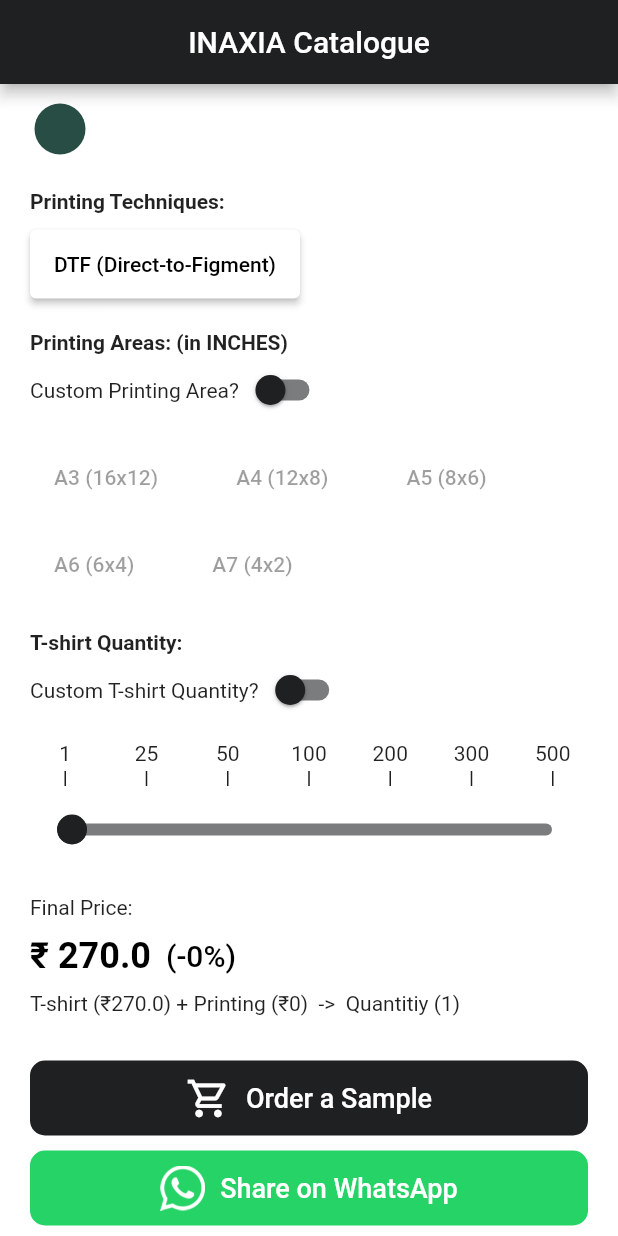
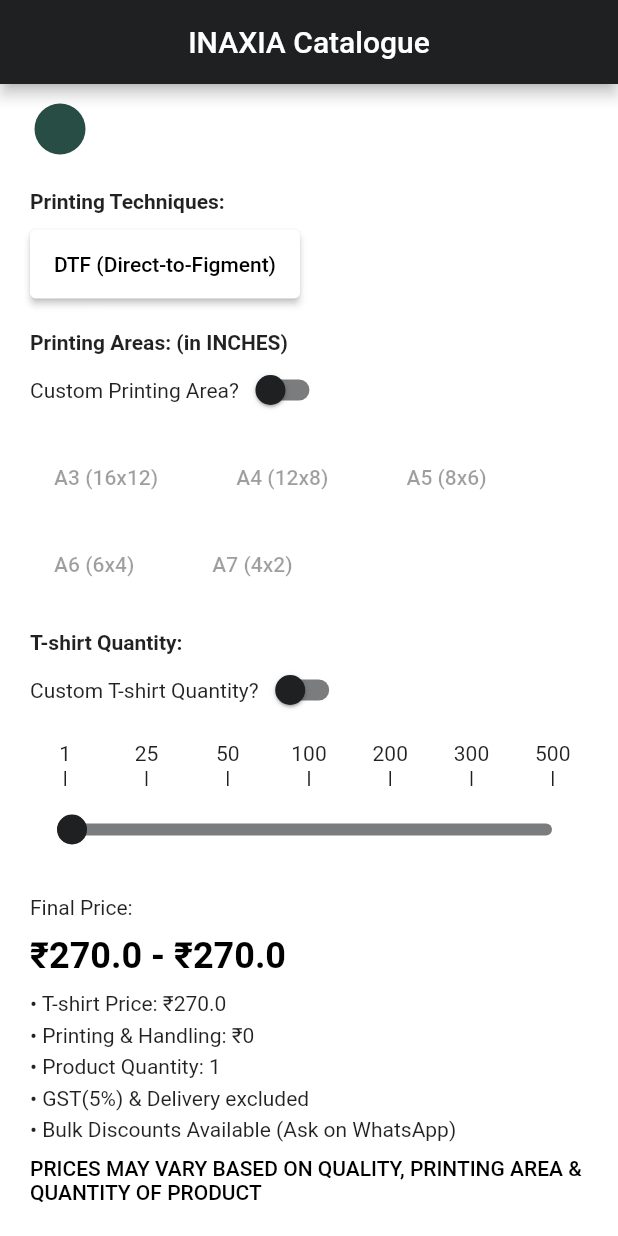
Before and after one commit to littleironical/Inaxia-web-dashboard, a Flutter app: the screen it shows after launch, scrolled down 1032 dp, on a phone screen of 412 x 824 dp. Run offline on Flutter 3.47's test engine with Material 2 defaults, Android fonts, the light colour scheme and no system bars; our stand-ins replace shimmer; network calls fail.

Commit message:
Price range instead of discounted price

```diff
--- a/lib/home/home_view.dart
+++ b/lib/home/home_view.dart
@@ -77,10 +77,10 @@
 
   // FINAL PRICING
   late double _tshirtPrice;
-  late int _printingPrice;
-  late double _totalCost;
-  int _discountValue = 0;
-  late double _finalDiscountedPrice;
+  late int _printingPriceMinimum;
+  late int _printingPriceMaximum;
+  late double _finalPriceMinimum;
+  late double _finalPriceMaximum;
 
   // INITIALIZING ALL DATA
   @override
@@ -357,7 +357,7 @@
     return Center(
       child: SizedBox(
         width: double.infinity,
-        height: AppWidgetHeightManager.sh1800,
+        height: AppWidgetHeightManager.sh2100,
         child: Column(
           mainAxisAlignment: MainAxisAlignment.start,
           crossAxisAlignment: CrossAxisAlignment.start,
@@ -668,7 +668,6 @@
           // ORDER A SAMPLE BUTTON
           _heightSpacing(AppPaddingManager.p10),
           _orderASample(),
-          // _heightSpacing(AppPaddingManager.p10),
 
           // SHARE ON WHATSAPP BUTTON
           _heightSpacing(AppPaddingManager.p10),
@@ -913,6 +912,8 @@
                 _selectedPrintingTechniquesIndex = index;
                 _selectedPrintingArea = null;
                 _selectedPrintingAreaIndex = null;
+                _printingAreaHeight = AppValueManager.v0;
+                _printingAreaWidth = AppValueManager.v0;
               });
             },
             style: ElevatedButton.styleFrom(
@@ -1228,13 +1229,24 @@
     int sizePrice = AppValueManager.v0;
     sizePrice = _setSizePrice();
     _setPrintingPrice();
-    _printingPrice = _printingAreaHeight * _printingAreaWidth;
-
-    _discountValue = _setDiscountValue();
-    _totalCost = (_tshirtPrice + sizePrice + _printingPrice) *
-        (_tshirtQuantityValue.toInt());
-    _finalDiscountedPrice =
-        _totalCost - (_totalCost * _discountValue / AppValueManager.v100);
+    const int pressingChargeMinimum = AppValueManager.v10;
+    const int pressingChargeMaximum = AppValueManager.v40;
+    _printingPriceMinimum = (_printingAreaHeight > AppValueManager.v0 &&
+            _printingAreaWidth > AppValueManager.v0)
+        ? (_printingAreaHeight * _printingAreaWidth) +
+            pressingChargeMinimum +
+            30
+        : AppValueManager.v0;
+    _printingPriceMaximum = (_printingAreaHeight > AppValueManager.v0 &&
+            _printingAreaWidth > AppValueManager.v0)
+        ? (_printingAreaHeight * _printingAreaWidth) +
+            pressingChargeMaximum +
+            100
+        : AppValueManager.v0;
+    _finalPriceMinimum = (_tshirtPrice + sizePrice + _printingPriceMinimum) *
+        _tshirtQuantityValue;
+    _finalPriceMaximum = (_tshirtPrice + sizePrice + _printingPriceMaximum) *
+        _tshirtQuantityValue;
 
     return Column(
       crossAxisAlignment: CrossAxisAlignment.start,
@@ -1244,35 +1256,44 @@
           crossAxisAlignment: CrossAxisAlignment.center,
           children: [
             Text(
-              '${StringsManager.pricingCurrency} $_finalDiscountedPrice',
+              '${StringsManager.pricingCurrency}$_finalPriceMinimum',
               style: boldTextStyleManager(
                 color: ColorsManager.black,
                 fontSize: FontSizeManager.f24,
               ),
             ),
-            const SizedBox(width: AppWidgetWidthManager.sw10),
-            (_discountValue == AppValueManager.v0)
-                ? const SizedBox()
-                : Text(
-                    '$_totalCost ',
-                    style: const TextStyle(
-                      decoration: TextDecoration.lineThrough,
-                      color: ColorsManager.black,
-                      fontSize: FontSizeManager.f20,
-                    ),
-                  ),
             Text(
-              '(-$_discountValue%)',
-              style: mediumTextStyleManager(
+              ' - ${StringsManager.pricingCurrency}$_finalPriceMaximum',
+              style: boldTextStyleManager(
                 color: ColorsManager.black,
-                fontSize: FontSizeManager.f20,
+                fontSize: FontSizeManager.f24,
               ),
             ),
           ],
         ),
         const SizedBox(height: AppWidgetHeightManager.sh10),
         Text(
-            'T-shirt (${StringsManager.pricingCurrency}${_tshirtPrice + sizePrice}) + Printing (${StringsManager.pricingCurrency}$_printingPrice)  ->  Quantitiy (${_tshirtQuantityValue.toInt()})'),
+            '• T-shirt Price: ${StringsManager.pricingCurrency}${_tshirtPrice + sizePrice}'),
+        const SizedBox(height: AppWidgetHeightManager.sh5),
+        (_printingAreaHeight > AppValueManager.v0 &&
+                _printingAreaWidth > AppValueManager.v0)
+            ? Text(
+                '• Printing & Handling: ${StringsManager.pricingCurrency}$_printingPriceMinimum - ${StringsManager.pricingCurrency}$_printingPriceMaximum')
+            : const Text('• Printing & Handling: ₹${AppValueManager.v0}'),
+        const SizedBox(height: AppWidgetHeightManager.sh5),
+        Text('• Product Quantity: ${_tshirtQuantityValue.toInt()}'),
+        const SizedBox(height: AppWidgetHeightManager.sh5),
+        const Text(StringsManager.warningPricesNotIncluded),
+        const SizedBox(height: AppWidgetHeightManager.sh5),
+        const Text(StringsManager.warningBulkDiscounts),
+        const SizedBox(height: AppWidgetHeightManager.sh10),
+        Text(
+          StringsManager.warningPricesMayVary,
+          style: mediumTextStyleManager(
+            color: ColorsManager.black,
+            fontSize: FontSizeManager.f14,
+          ),
+        ),
       ],
     );
   }
@@ -1325,30 +1346,30 @@
     }
   }
 
-  _setDiscountValue() {
-    if (_tshirtQuantityValue == 1) {
-      return AppValueManager.v0;
-    } else if (_tshirtQuantityValue == 25) {
-      return AppValueManager.v0;
-    } else if (_tshirtQuantityValue == 50) {
-      return AppValueManager.v5;
-    } else if (_tshirtQuantityValue == 100) {
-      return AppValueManager.v7;
-    } else if (_tshirtQuantityValue == 200) {
-      return AppValueManager.v9;
-    } else if (_tshirtQuantityValue == 300) {
-      return AppValueManager.v11;
-    } else if (_tshirtQuantityValue == 500) {
-      return AppValueManager.v13;
-    } else {
-      return AppValueManager.v0;
-    }
-  }
+  // _setDiscountValue() {
+  //   if (_tshirtQuantityValue == 1) {
+  //     return AppValueManager.v0;
+  //   } else if (_tshirtQuantityValue == 25) {
+  //     return AppValueManager.v0;
+  //   } else if (_tshirtQuantityValue == 50) {
+  //     return AppValueManager.v5;
+  //   } else if (_tshirtQuantityValue == 100) {
+  //     return AppValueManager.v7;
+  //   } else if (_tshirtQuantityValue == 200) {
+  //     return AppValueManager.v9;
+  //   } else if (_tshirtQuantityValue == 300) {
+  //     return AppValueManager.v11;
+  //   } else if (_tshirtQuantityValue == 500) {
+  //     return AppValueManager.v13;
+  //   } else {
+  //     return AppValueManager.v0;
+  //   }
+  // }
 
   _orderASample() {
     return InkWell(
       onTap: () => _sendWhatsappMessage(
-          'Hi, I wanted to order a sample of \n• T-shirt Type: ${_allTshirtTypes[_selectedTshirtTypeIndex].tshirtType} \n• T-shirt Size: $_selectedTshirtSize \n• T-shirt Color: ${_getColorName(_selectedTshirtColor)} \n• Printing Technique: $_selectedPrintingTechnique \n• Printing Area (inch): $_printingAreaHeight x $_printingAreaWidth \n• T-shirt Price: ₹$_tshirtPrice \n• Printing Price: ₹$_printingPrice \n• T-shirt Quantity: $_tshirtQuantityValue \nTotal Cost: ₹$_totalCost \nDiscount: $_discountValue% \nFinal Price: ₹$_finalDiscountedPrice'),
+          'Hi, I wanted to order a sample of \n• T-shirt Type: ${_allTshirtTypes[_selectedTshirtTypeIndex].tshirtType} \n• T-shirt Size: $_selectedTshirtSize \n• T-shirt Color: ${_getColorName(_selectedTshirtColor)} \n• Printing Technique: $_selectedPrintingTechnique \n• Printing Area (inch): $_printingAreaHeight x $_printingAreaWidth \n• T-shirt Price: ₹$_tshirtPrice \n• Printing Price: ₹$_printingPriceMinimum \n• T-shirt Quantity: $_tshirtQuantityValue \nTotal Cost: ₹$_finalPriceMinimum \nFinal Price: ₹$_finalPriceMinimum'),
       child: Container(
         height: AppWidgetHeightManager.sh50,
         width: double.maxFinite,
@@ -1385,7 +1406,7 @@
   _shareOnWhatsApp() {
     return InkWell(
       onTap: () => _sendWhatsappMessage(
-          'Hi, I\'m looking for... \n• T-shirt Type: ${_allTshirtTypes[_selectedTshirtTypeIndex].tshirtType} \n• T-shirt Size: $_selectedTshirtSize \n• T-shirt Color: ${_getColorName(_selectedTshirtColor)} \n• Printing Technique: $_selectedPrintingTechnique \n• Printing Area (inch): $_printingAreaHeight x $_printingAreaWidth \n• T-shirt Price: ₹$_tshirtPrice \n• Printing Price: ₹$_printingPrice \n• T-shirt Quantity: $_tshirtQuantityValue \nTotal Cost: ₹$_totalCost \nDiscount: $_discountValue% \nFinal Price: ₹$_finalDiscountedPrice'),
+          'Hi, I\'m looking for... \n• T-shirt Type: ${_allTshirtTypes[_selectedTshirtTypeIndex].tshirtType} \n• T-shirt Size: $_selectedTshirtSize \n• T-shirt Color: ${_getColorName(_selectedTshirtColor)} \n• Printing Technique: $_selectedPrintingTechnique \n• Printing Area (inch): $_printingAreaHeight x $_printingAreaWidth \n• T-shirt Price: ₹$_tshirtPrice \n• Printing Price: ₹$_printingPriceMinimum \n• T-shirt Quantity: $_tshirtQuantityValue \nTotal Cost: ₹$_finalPriceMinimum \nFinal Price: ₹$_finalPriceMinimum'),
       child: Container(
         height: AppWidgetHeightManager.sh50,
         width: double.maxFinite,
--- a/lib/resources/strings_manager.dart
+++ b/lib/resources/strings_manager.dart
@@ -5,6 +5,9 @@
   static const String whatsappButtonText = 'Share on WhatsApp';
   static const String imageInteractiveView = 'Interactive View';
   static const String networkError = 'Network Error';
+  static const String warningPricesMayVary = 'PRICES MAY VARY BASED ON QUALITY, PRINTING AREA & QUANTITY OF PRODUCT';
+  static const String warningPricesNotIncluded = '• GST(5%) & Delivery excluded';
+  static const String warningBulkDiscounts = '• Bulk Discounts Available (Ask on WhatsApp)';
 
   // T-SHIRT TYPE
   static const String tshirtTypeTitle = 'Choose T-shirt Type: ';
--- a/lib/resources/values_manager.dart
+++ b/lib/resources/values_manager.dart
@@ -25,6 +25,7 @@
 class AppWidgetHeightManager {
   static const double sh0 = 0;
   static const double sh4 = 4;
+  static const double sh5 = 5;
   static const double sh8 = 8;
   static const double sh10 = 10;
   static const double sh30 = 30;
@@ -41,7 +42,7 @@
   static const double sh590 = 590;
   static const double sh600 = 600;
   static const double sh700 = 700;
-  static const double sh1800 = 1800;
+  static const double sh2100 = 2100;
 }
 
 class AppWidgetWidthManager {
```
